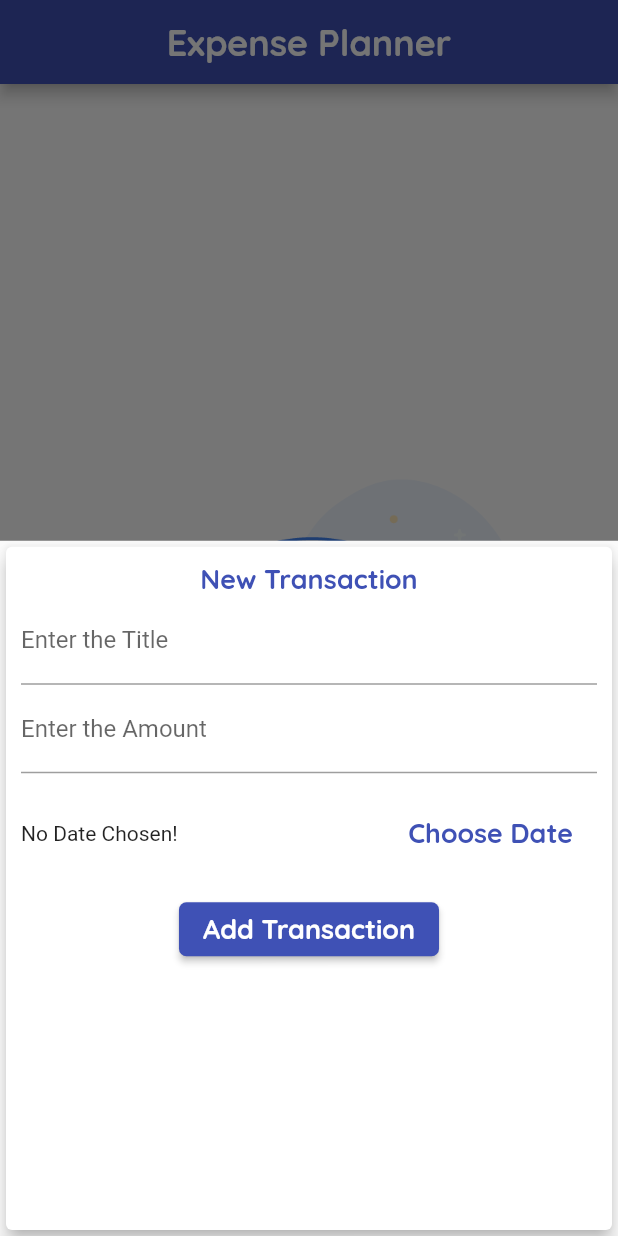
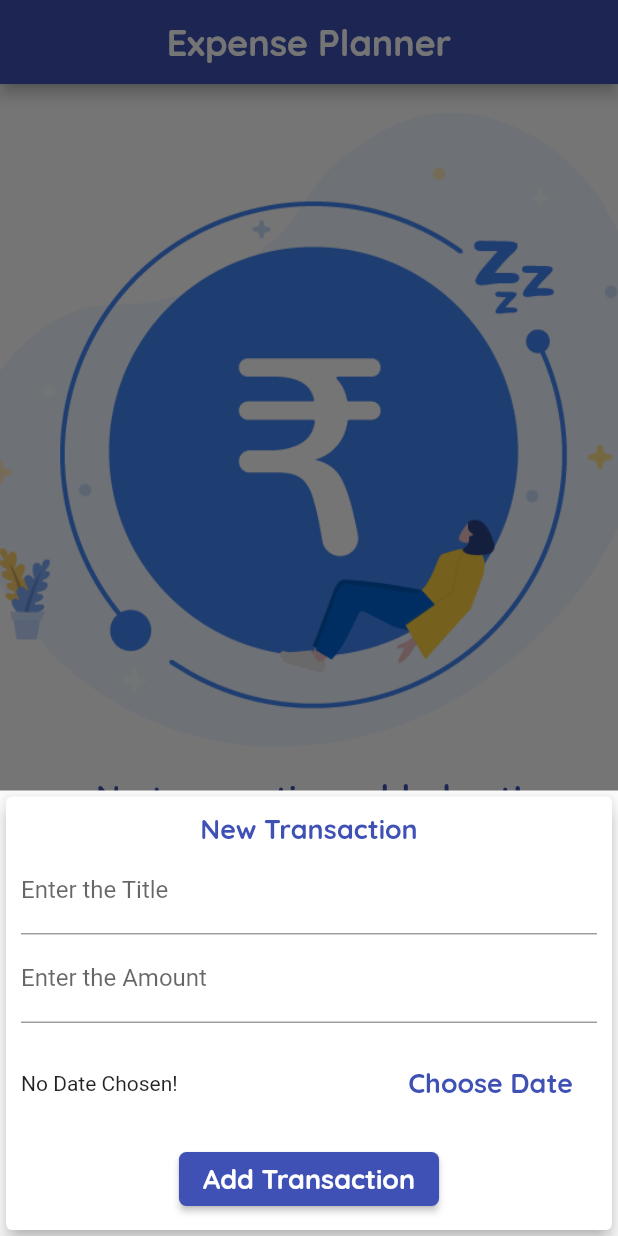
Before and after one commit to rajput-hemant/expense-tracker, a Flutter app: the screen it shows after launch, after a tap on the "add" icon, on a phone screen of 412 x 824 dp. Run offline on Flutter 3.47's test engine with Material 2 defaults, Android fonts, the phone set to English and light mode, and no system bars.

Commit message:
Wrapped empty transaction_list column in LayoutBuilder Widget added scrollable effect by changing chart Column Widget to SingleChildScrollView
Signed-off-by: rajput-hemant <hemant.rajput_cs20@gla.ac.in>

```diff
--- a/lib/main.dart
+++ b/lib/main.dart
@@ -104,6 +104,7 @@ class _MyHomePageState extends State<MyHomePage> {
 
   @override
   Widget build(BuildContext context) {
+    var mediaQuery = MediaQuery.of(context);
     return Scaffold(
       backgroundColor: Colors.white,
       appBar: appBar,
@@ -113,18 +114,24 @@ class _MyHomePageState extends State<MyHomePage> {
           crossAxisAlignment: CrossAxisAlignment.center,
           children: [
             Container(
-                height: (MediaQuery.of(context).size.height -
-                        appBar.preferredSize.height -
-                        MediaQuery.of(context).padding.top) *
-                    0.275,
+                height: _recentTransactions.isNotEmpty
+                    ? (mediaQuery.size.height -
+                            appBar.preferredSize.height -
+                            mediaQuery.padding.top) *
+                        0.275
+                    : 0,
                 child: _recentTransactions.isNotEmpty
                     ? Chart(_recentTransactions)
                     : null),
             Container(
-                height: (MediaQuery.of(context).size.height -
+                height: _recentTransactions.isNotEmpty
+                    ? (mediaQuery.size.height -
+                            appBar.preferredSize.height -
+                            mediaQuery.padding.top) *
+                        0.725
+                    : (mediaQuery.size.height -
                         appBar.preferredSize.height -
-                        MediaQuery.of(context).padding.top) *
-                    0.725,
+                        mediaQuery.padding.top),
                 child: TransactionList(_userTransactions, _deleteTransactions)),
           ],
         ),
--- a/lib/widgets/chart.dart
+++ b/lib/widgets/chart.dart
@@ -17,8 +17,6 @@ class Chart extends StatelessWidget {
             tx.date.month == weekDay.month &&
             tx.date.year == weekDay.year) totalSum += tx.amount;
       }
-      print(DateFormat.E().format(weekDay));
-      print(totalSum);
       return {
         'day': DateFormat.E().format(weekDay).substring(0, 1),
         'amount': totalSum
@@ -34,7 +32,6 @@ class Chart extends StatelessWidget {
 
   @override
   Widget build(BuildContext context) {
-    print(groupedTransactionValue);
     return Card(
       elevation: 6,
       child: Padding(
--- a/lib/widgets/new_transaction.dart
+++ b/lib/widgets/new_transaction.dart
@@ -49,17 +49,22 @@ class _NewTransactionState extends State<NewTransaction> {
 
   @override
   Widget build(BuildContext context) {
-    return Container(
+    var theme = Theme.of(context);
+    return SingleChildScrollView(
       child: Card(
         elevation: 5,
         child: Container(
-          padding: EdgeInsets.all(10),
+          padding: EdgeInsets.only(
+              top: 10,
+              left: 10,
+              right: 10,
+              bottom: MediaQuery.of(context).viewInsets.bottom + 10),
           child: Column(
             // crossAxisAlignment: CrossAxisAlignment.stretch,
             children: [
               Center(
-                child: Text('New Transaction',
-                    style: Theme.of(context).textTheme.titleLarge),
+                child:
+                    Text('New Transaction', style: theme.textTheme.titleLarge),
               ),
               TextField(
                 decoration: InputDecoration(labelText: 'Enter the Title'),
@@ -84,11 +89,11 @@ class _NewTransactionState extends State<NewTransaction> {
                             ? 'No Date Chosen!'
                             : 'Picked Date: ${DateFormat.yMd().format(_selectedDate!)}')),
                     FlatButton(
-                      // textColor: Theme.of(context).primaryColor,
+                      // textColor: theme.primaryColor,
                       child: Text(
                         'Choose Date',
                         // style: TextStyle(fontWeight: FontWeight.bold)
-                        style: Theme.of(context).textTheme.headline6,
+                        style: theme.textTheme.headline6,
                       ),
                       onPressed: _presentDatePicker,
                     ),
@@ -102,7 +107,7 @@ class _NewTransactionState extends State<NewTransaction> {
                     shape: RoundedRectangleBorder(
                       borderRadius: BorderRadius.circular(5),
                     ),
-                    textStyle: Theme.of(context).textTheme.headline6),
+                    textStyle: theme.textTheme.headline6),
               )
             ],
           ),
--- a/lib/widgets/transaction_list.dart
+++ b/lib/widgets/transaction_list.dart
@@ -11,25 +11,26 @@ class TransactionList extends StatelessWidget {
 
   @override
   Widget build(BuildContext context) {
+    var theme = Theme.of(context);
     return transactions.isEmpty
-        ? Column(
+        ? LayoutBuilder(builder: (context, constraints) {
+            return Column(
               children: [
-              Padding(padding: EdgeInsets.all(20)),
                 Container(
-                height: 300,
+                  height: constraints.maxHeight * 0.6,
                   child: Image.asset(
                     'assets/images/notransactions.png',
                     fit: BoxFit.cover,
                   ),
                 ),
-              Padding(padding: EdgeInsets.all(20)),
                 Text(
                   'No transaction added yet!',
-                style: Theme.of(context).textTheme.headline6,
+                  style: theme.textTheme.headline6,
                   textScaleFactor: 1.25,
                 ),
               ],
-          )
+            );
+          })
         : ListView.builder(
             itemCount: transactions.length,
             itemBuilder: (currentTransaction, index) {
@@ -39,28 +40,35 @@ class TransactionList extends StatelessWidget {
                 child: ListTile(
                   leading: Container(
                     decoration: BoxDecoration(
-                        border: Border.all(
-                            width: 2, color: Theme.of(context).primaryColor),
+                        border: Border.all(width: 2, color: theme.primaryColor),
                         borderRadius: BorderRadius.all(Radius.circular(10))),
                     padding: EdgeInsets.all(10),
                     child: FittedBox(
                       child: Text(
                         '₹ ${transactions[index].amount}',
-                        style: Theme.of(context).textTheme.headline6,
+                        style: theme.textTheme.headline6,
                       ),
                     ),
                   ),
                   title: Text(
                     transactions[index].title,
-                    style: Theme.of(context).textTheme.headline6,
+                    style: theme.textTheme.headline6,
                   ),
                   subtitle: Text(
                     DateFormat.yMMMd().format(transactions[index].date),
                   ),
-                  trailing: IconButton(
+                  trailing: MediaQuery.of(context).size.width > 460
+                      ? FlatButton.icon(
                           icon: Icon(Icons.delete),
-                    color: Theme.of(context).errorColor,
-                    onPressed: () => deleteTransaction(transactions[index].id),
+                          label: Text('Delete'),
+                          textColor: theme.errorColor,
+                          onPressed: () =>
+                              deleteTransaction(transactions[index].id))
+                      : IconButton(
+                          icon: Icon(Icons.delete),
+                          color: theme.errorColor,
+                          onPressed: () =>
+                              deleteTransaction(transactions[index].id),
                         ),
                 ),
               );
@@ -80,7 +88,7 @@ class TransactionList extends StatelessWidget {
 //                   EdgeInsets.symmetric(vertical: 10, horizontal: 15),
 //               decoration: BoxDecoration(
 //                 border: Border.all(
-//                   color: Theme.of(context).primaryColor,
+//                   color: theme.primaryColor,
 //                   width: 2,
 //                 ),
 //               ),
@@ -90,7 +98,7 @@ class TransactionList extends StatelessWidget {
 //                 style: TextStyle(
 //                   fontWeight: FontWeight.bold,
 //                   fontSize: 20,
-//                   color: Theme.of(context).primaryColor,
+//                   color: theme.primaryColor,
 //                 ),
 //               ),
 //             ),
@@ -98,7 +106,7 @@ class TransactionList extends StatelessWidget {
 //               crossAxisAlignment: CrossAxisAlignment.start,
 //               children: [
 //                 Text(transactions[index].title,
-//                     style: Theme.of(context).textTheme.headline6),
+//                     style: theme.textTheme.headline6),
 //                 Text(
 //                   DateFormat.yMMMd().format(transactions[index].date),
 //                   style: TextStyle(
```
Lines whose indentation alone changed are shown as unchanged.
